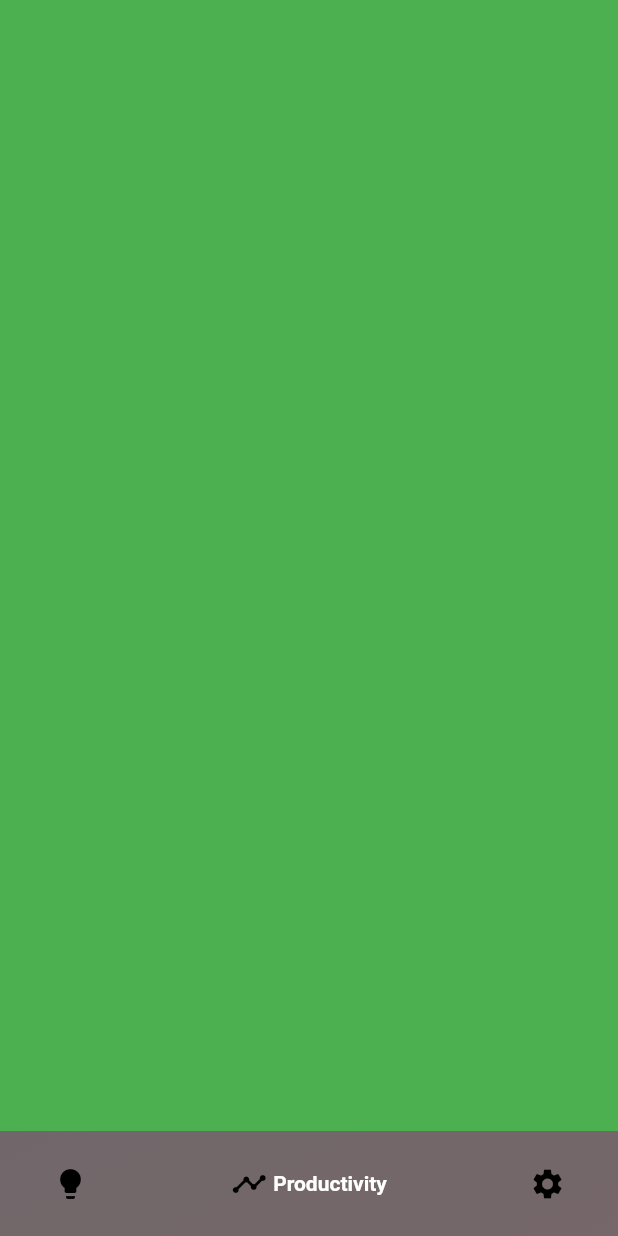
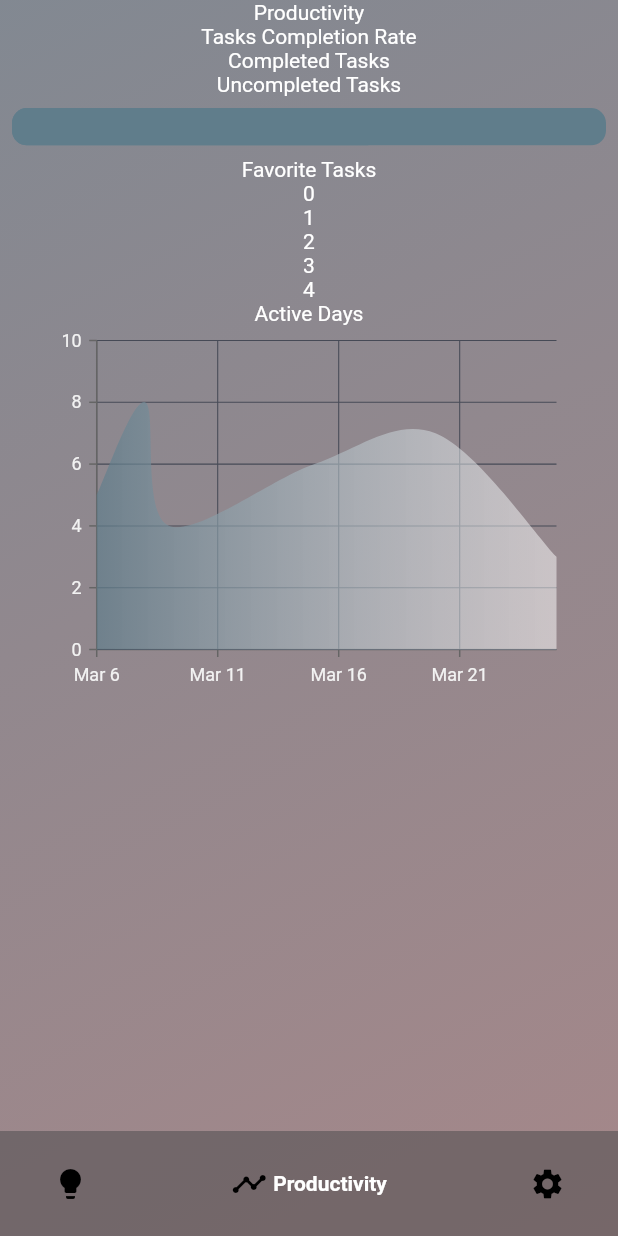
Before and after one commit to nathan-young1/idealog, a Flutter app: the screen it shows after launch, swiped to page 2, on a phone screen of 412 x 824 dp. Run offline on Flutter 3.47's test engine with Material 2 defaults, Android fonts, the phone set to English and light mode, and no system bars; drawn by our look-alikes of google_nav_bar; our stand-ins replace firebase_auth, firebase_core, flutter_screenutil, font_awesome_flutter, google_sign_in, sleek_circular_slider and 2 more; accounts and stored records are empty.

Commit message:
enough for today

```diff
--- a/lib/application-menu/menuPageView.dart
+++ b/lib/application-menu/menuPageView.dart
@@ -4,6 +4,7 @@ import 'package:idealog/customDecoration/boxDecoration.dart';
 import 'package:idealog/customDecoration/colors.dart';
 import 'package:idealog/global/routes.dart';
 import 'package:idealog/idea/ui/ideaListPage.dart';
+import 'package:idealog/productivity/ui/productivity.dart';
 
 class MenuPageView extends StatefulWidget {
   @override
@@ -32,7 +33,7 @@ class _MenuPageViewState extends State<MenuPageView> {
               onPageChanged: (int pageIndex) => index.value = pageIndex,
               children: [
                 IdeaListPage(),
-                Container(color: Colors.green),
+                Productivity(),
                 Container(color: Colors.orange)
               ],
             ),
--- /dev/null
+++ b/lib/productivity/ui/productivity.dart
@@ -0,0 +1,69 @@
+import 'package:flutter/material.dart';
+import 'package:syncfusion_flutter_charts/charts.dart';
+
+class Productivity extends StatelessWidget {
+  final List<_ActiveDays> thisWeek = [
+    _ActiveDays(date: DateTime(2021,3,6), numberOfTasksCompleted: 5),
+    _ActiveDays(date: DateTime(2021,3,8), numberOfTasksCompleted: 8),
+    _ActiveDays(date: DateTime(2021,3,9), numberOfTasksCompleted: 4),
+    _ActiveDays(date: DateTime(2021,3,15), numberOfTasksCompleted: 6),
+    _ActiveDays(date: DateTime(2021,3,20), numberOfTasksCompleted: 7),
+    _ActiveDays(date: DateTime(2021,3,25), numberOfTasksCompleted: 3),
+  ];
+  @override
+  Widget build(BuildContext context) {
+    return Container(
+      child: Column(
+        children: [
+          Text('Productivity'),
+          Text('Tasks Completion Rate'),
+          Text('Completed Tasks'),
+          Text('Uncompleted Tasks'),
+          Padding(
+            padding: const EdgeInsets.all(8.0),
+            child: ClipRRect(
+              borderRadius: BorderRadius.circular(10),
+              child: LinearProgressIndicator(minHeight: 25,value: 0.6)),
+          ),
+          Text('Favorite Tasks'),
+          Column(
+            children: List.generate(5, (index) => Text('$index')).toList(),
+          ),
+          Text('Active Days'),
+          Container(
+            height: 250,
+            width: 350,
+            child: SfCartesianChart(
+              plotAreaBorderWidth: 0,
+              enableAxisAnimation: false,
+              plotAreaBorderColor: Colors.transparent,
+              plotAreaBackgroundColor: Colors.transparent,
+              borderColor: Colors.transparent,
+              primaryXAxis: DateTimeAxis(),
+              series: <ChartSeries>[
+                  SplineAreaSeries<_ActiveDays,DateTime>(
+                  animationDuration: 0,
+                  cardinalSplineTension: 0.7,
+                  gradient: LinearGradient(colors: [Colors.blueGrey.withOpacity(0.7),Colors.white.withOpacity(0.5)]),
+                   dataSource: thisWeek,
+                   splineType: SplineType.cardinal,
+                   yAxisName: 'Number of tasks completed',
+                   xAxisName: 'Date',
+                   enableTooltip: true,
+                   xValueMapper: (_ActiveDays thisWeek,_)=>thisWeek.date,
+                   yValueMapper: (_ActiveDays thisWeek,_)=>thisWeek.numberOfTasksCompleted
+                  )
+              ],
+            ),
+          )
+        ],
+      ),
+    );
+  }
+}
+
+class _ActiveDays{
+  DateTime date;
+  int numberOfTasksCompleted;
+  _ActiveDays({required this.date,required this.numberOfTasksCompleted});
+}
```
